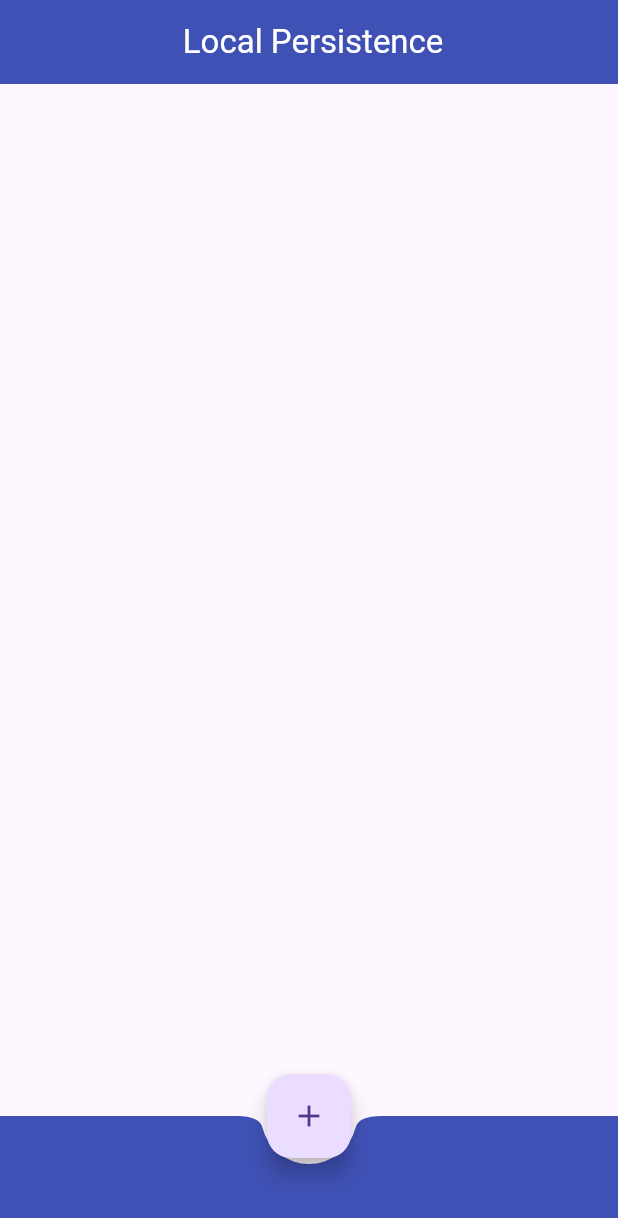
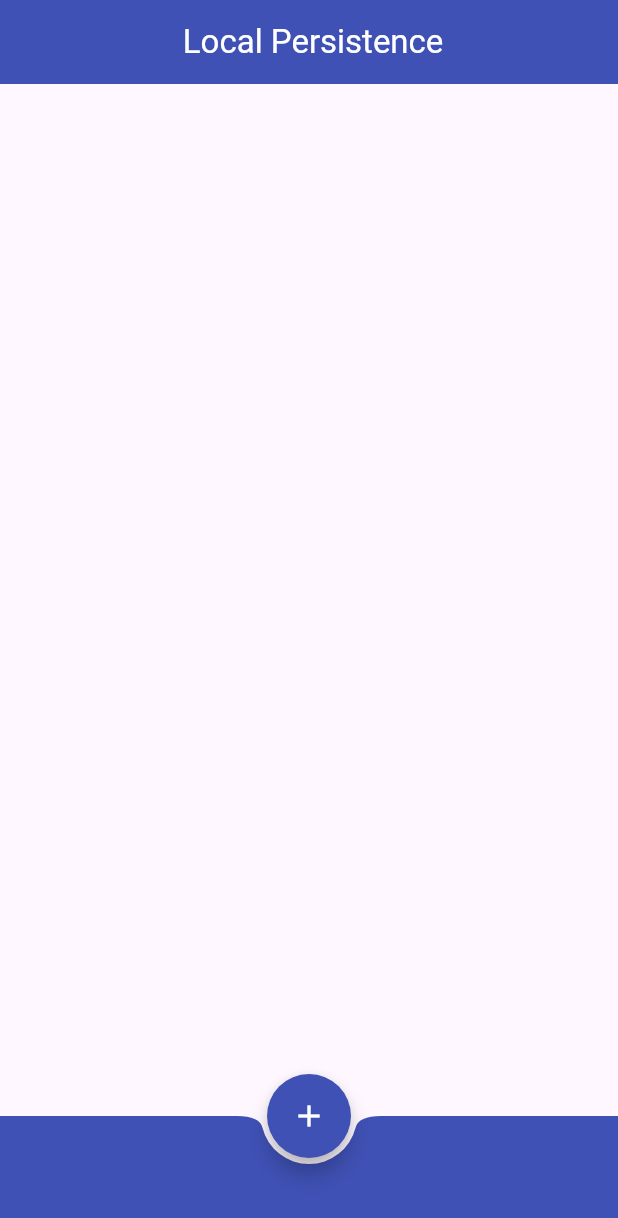
Before and after one commit to onaya7/JournalApp, a Flutter app: the screen it shows after launch, on a phone screen of 412 x 824 dp. Shown: the top 1218 px of the screen. Run offline on Flutter 3.47's test engine with Material 3 defaults, Android fonts, the phone set to English and light mode, and no system bars.

Commit message:
Refactor home screen UI

```diff
--- a/lib/screen/home/home_screen.dart
+++ b/lib/screen/home/home_screen.dart
@@ -88,9 +88,7 @@ class _HomeScreenState extends State<HomeScreen> {
           ),
           child: ListTile(
             leading: Column(
-
               children: <Widget>[
-
                 Text(
                   DateFormat.d()
                       .format(DateTime.parse(snapshot.data[index].date)),
@@ -151,7 +149,10 @@ class _HomeScreenState extends State<HomeScreen> {
         future: _loadJournals(),
         builder: (BuildContext context, AsyncSnapshot snapshot) {
           return !snapshot.hasData
-              ? const Center(child: CircularProgressIndicator())
+              ? const Center(
+                  child: CircularProgressIndicator(
+                  color: primary,
+                ))
               : _buildListViewSeparated(snapshot);
         },
       ),
@@ -161,6 +162,9 @@ class _HomeScreenState extends State<HomeScreen> {
       ),
       floatingActionButtonLocation: FloatingActionButtonLocation.centerDocked,
       floatingActionButton: FloatingActionButton(
+        backgroundColor: primary,
+        shape: const RoundedRectangleBorder(
+            borderRadius: BorderRadius.all(Radius.circular(50))),
         onPressed: () async {
           _addOrEditJournal(
               add: true,
@@ -168,7 +172,7 @@ class _HomeScreenState extends State<HomeScreen> {
               journal: Journal(id: "", date: "", mood: "", note: ""));
         },
         tooltip: 'Add Journal Entry',
-        child: const Icon(Icons.add),
+        child: const Icon(Icons.add, color: Colors.white,)
       ),
     );
   }
```
